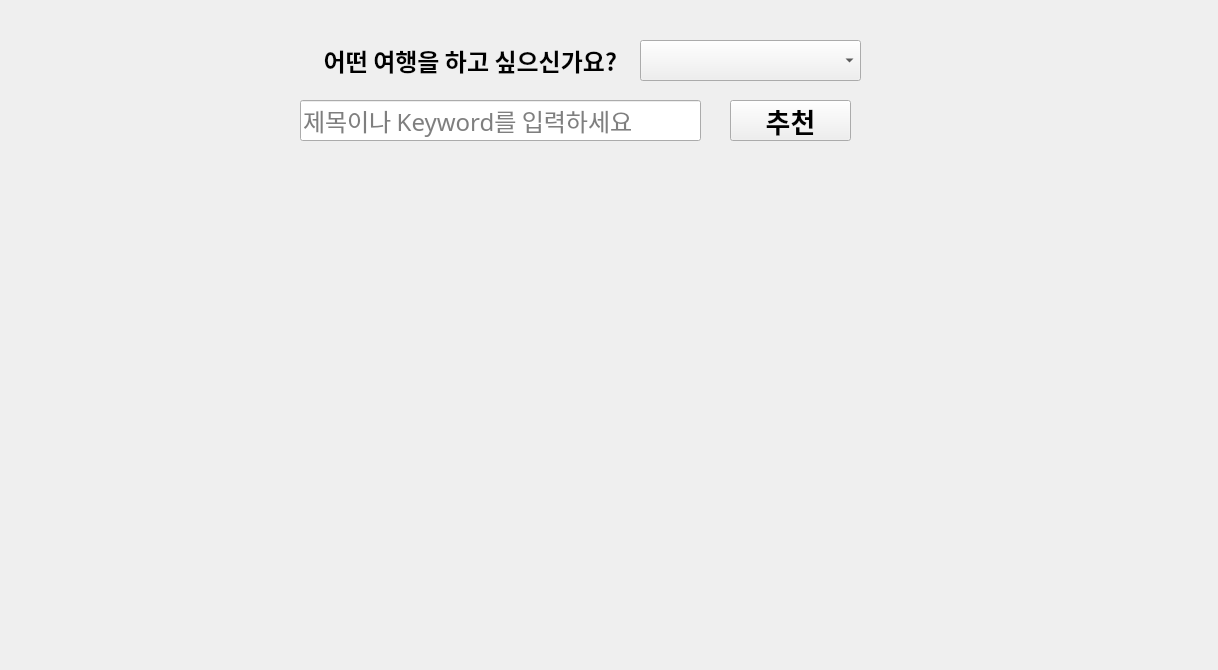
Above: trip_recomendation.ui from kingscrosss/travel_recommendation_tripadvisor before the change. Below: the same form after it.
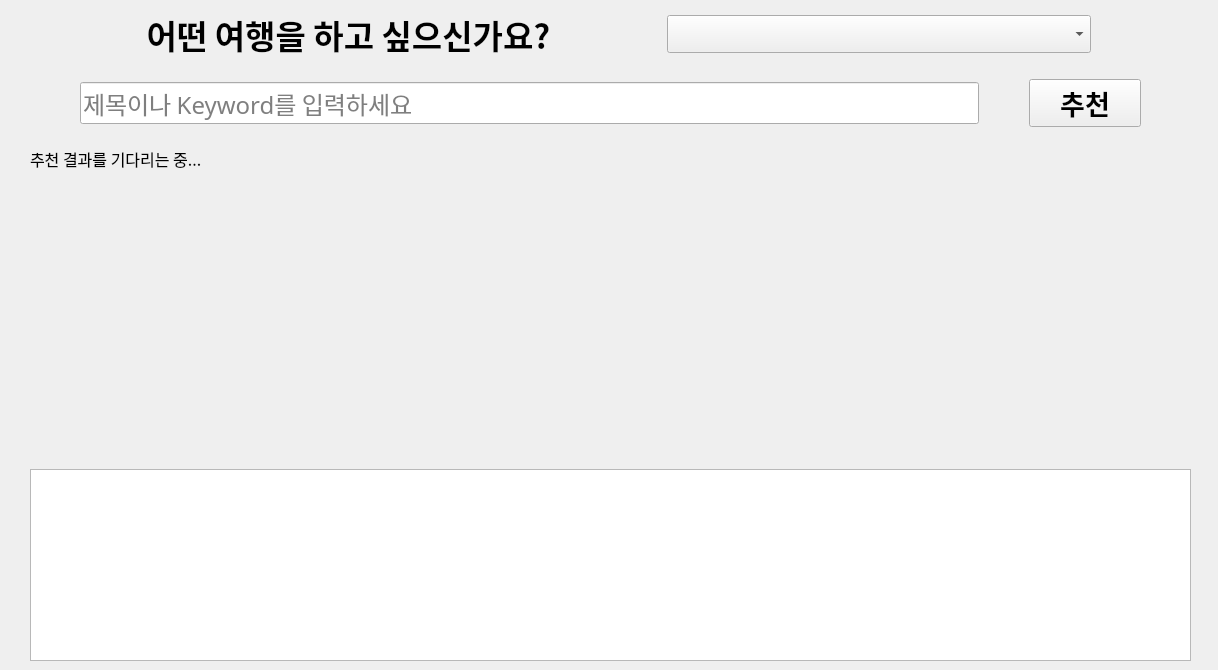
That is the form after the change.

Commit message: one sentence 수정 trip recomendation app 수정

Patch:
```diff
--- a/trip_recomendation.ui
+++ b/trip_recomendation.ui
@@ -13,19 +13,41 @@
   <property name="windowTitle">
    <string>Form</string>
   </property>
+  <widget class="QWidget" name="">
+   <property name="geometry">
+    <rect>
+     <x>10</x>
+     <y>10</y>
+     <width>1201</width>
+     <height>651</height>
+    </rect>
+   </property>
+   <layout class="QVBoxLayout" name="verticalLayout_2" stretch="2,8,0">
+    <property name="spacing">
+     <number>20</number>
+    </property>
+    <property name="leftMargin">
+     <number>20</number>
+    </property>
+    <property name="rightMargin">
+     <number>20</number>
+    </property>
+    <item>
+     <layout class="QVBoxLayout" name="verticalLayout">
+      <item>
+       <layout class="QHBoxLayout" name="horizontalLayout" stretch="6,4">
+        <property name="spacing">
+         <number>0</number>
+        </property>
+        <property name="rightMargin">
+         <number>100</number>
+        </property>
+        <item>
   <widget class="QLabel" name="label">
-   <property name="geometry">
-    <rect>
-     <x>300</x>
-     <y>20</y>
-     <width>341</width>
-     <height>81</height>
-    </rect>
-   </property>
    <property name="font">
     <font>
      <family>함초롬돋움</family>
-     <pointsize>18</pointsize>
+            <pointsize>25</pointsize>
      <weight>75</weight>
      <bold>true</bold>
     </font>
@@ -37,15 +59,9 @@
     <set>Qt::AlignCenter</set>
    </property>
   </widget>
+        </item>
+        <item>
   <widget class="QComboBox" name="comboBox">
-   <property name="geometry">
-    <rect>
-     <x>640</x>
-     <y>40</y>
-     <width>221</width>
-     <height>41</height>
-    </rect>
-   </property>
    <property name="font">
     <font>
      <family>함초롬돋움</family>
@@ -61,15 +77,22 @@
     <string>영화 선택</string>
    </property>
   </widget>
+        </item>
+       </layout>
+      </item>
+      <item>
+       <layout class="QHBoxLayout" name="horizontalLayout_2" stretch="8,1">
+        <property name="spacing">
+         <number>50</number>
+        </property>
+        <property name="leftMargin">
+         <number>50</number>
+        </property>
+        <property name="rightMargin">
+         <number>50</number>
+        </property>
+        <item>
   <widget class="QLineEdit" name="le_keyword">
-   <property name="geometry">
-    <rect>
-     <x>300</x>
-     <y>100</y>
-     <width>401</width>
-     <height>41</height>
-    </rect>
-   </property>
    <property name="font">
     <font>
      <family>함초롬돋움</family>
@@ -86,15 +109,9 @@
     <string>제목이나 Keyword를 입력하세요</string>
    </property>
   </widget>
+        </item>
+        <item>
   <widget class="QPushButton" name="btn_recommendation">
-   <property name="geometry">
-    <rect>
-     <x>730</x>
-     <y>100</y>
-     <width>121</width>
-     <height>41</height>
-    </rect>
-   </property>
    <property name="font">
     <font>
      <family>함초롬돋움</family>
@@ -107,15 +124,13 @@
     <string>추천</string>
    </property>
   </widget>
+        </item>
+       </layout>
+      </item>
+     </layout>
+    </item>
+    <item>
   <widget class="QLabel" name="lbl_recommendation">
-   <property name="geometry">
-    <rect>
-     <x>20</x>
-     <y>160</y>
-     <width>1171</width>
-     <height>501</height>
-    </rect>
-   </property>
    <property name="font">
     <font>
      <family>함초롬돋움</family>
@@ -125,11 +140,23 @@
     </font>
    </property>
    <property name="text">
-    <string/>
+       <string>추천 결과를 기다리는 중...</string>
+      </property>
+      <property name="textFormat">
+       <enum>Qt::MarkdownText</enum>
    </property>
    <property name="alignment">
     <set>Qt::AlignLeading|Qt::AlignLeft|Qt::AlignTop</set>
    </property>
+      <property name="margin">
+       <number>50</number>
+      </property>
+     </widget>
+    </item>
+    <item>
+     <widget class="QTextBrowser" name="textBrowser"/>
+    </item>
+   </layout>
   </widget>
  </widget>
  <resources/>
```
Lines whose indentation alone changed are shown as unchanged. The commit also changes 2 other files.
